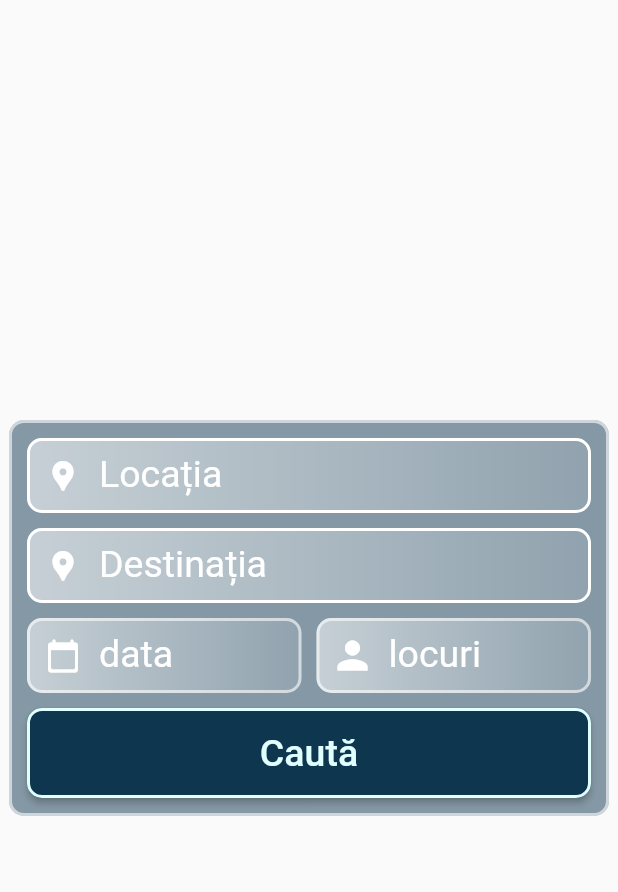
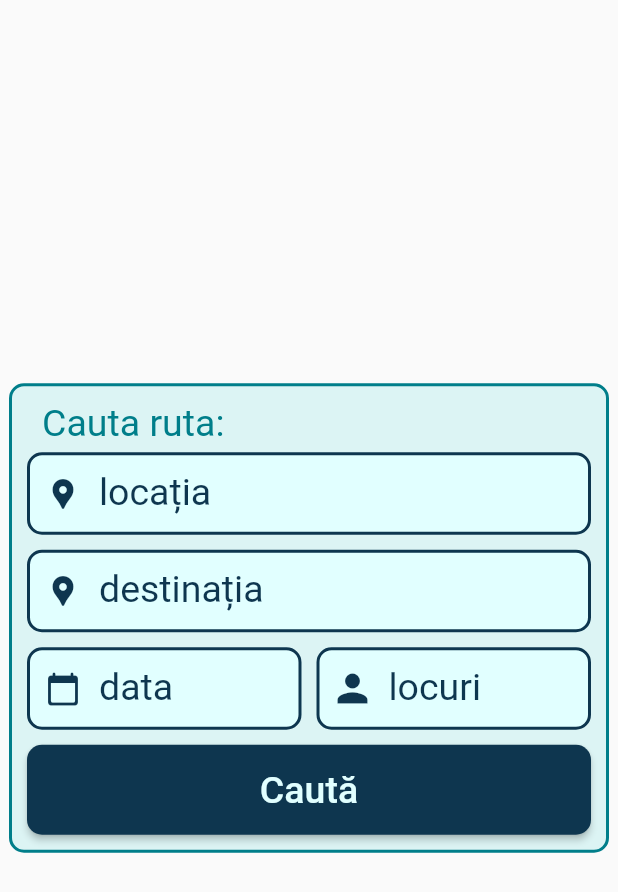
Before and after one commit to daniell0427/cligo, a Flutter app: the SearchBox widget shown alone on an empty page, opened directly, on a phone screen of 412 x 824 dp. Shown: the top 892 px of the screen. Run offline on Flutter 3.47's test engine with Material 2 defaults, Android fonts, the phone set to English and light mode, and no system bars; drawn by our look-alikes of searchfield; our stand-ins replace cloud_firestore, curved_navigation_bar, firebase_auth, firebase_core; accounts and stored records are empty; network calls fail.

Commit message:
pagina principala modificari

```diff
--- a/lib/constants/colors.dart
+++ b/lib/constants/colors.dart
@@ -5,7 +5,7 @@ class Pallete {
   static const colorDim1 = Color.fromARGB(255, 88, 245, 206);
   static const colorDim2 = Color.fromRGBO(76, 231, 239, 1);
   static const colorDim3 = Color.fromRGBO(0, 126, 138, 1);
-  static const colorDim4 = Color.fromRGBO(14, 54, 79, 1);
+  static const colorDim4 = Color.fromARGB(255, 14, 54, 79);
   static const colorGray = Color.fromARGB(255, 170, 206, 206);
   static const textColor = colorDim4;
 }
--- a/lib/features/searchfield_form_button.dart
+++ b/lib/features/searchfield_form_button.dart
@@ -36,7 +36,7 @@ class SearchfieldButton extends StatelessWidget {
             shape: MaterialStateProperty.all<RoundedRectangleBorder>(
                 RoundedRectangleBorder(
               borderRadius: BorderRadius.circular(10),
-              side: const BorderSide(color: Pallete.colorDim0, width: 2),
+              //side: const BorderSide(color: Pallete.colorDim0, width: 2),
             ))),
         onPressed: () {
           //validators
--- a/lib/forms/nr_persoane.dart
+++ b/lib/forms/nr_persoane.dart
@@ -13,14 +13,15 @@ class _NrPersoaneState extends State<NrPersoane> {
   @override
   Widget build(BuildContext context) {
     return Container(
-      height: 50,
-      width: 100,
+      height: 55,
+      // width: 100,
       decoration: BoxDecoration(
-        gradient: const LinearGradient(
-          colors: [Colors.white54, Colors.white10],
-          begin: Alignment.centerLeft,
-          end: Alignment.centerRight,
-        ),
+        // gradient: const LinearGradient(
+        //   colors: [Colors.white54, Colors.white10],
+        //   begin: Alignment.centerLeft,
+        //   end: Alignment.centerRight,
+        // ),
+        color: Pallete.colorDim0,
         borderRadius: BorderRadius.circular(10.0),
       ),
       child: TextFormField(
@@ -33,22 +34,22 @@ class _NrPersoaneState extends State<NrPersoane> {
         decoration: InputDecoration(
           prefixIcon: const Icon(
             Icons.person,
-            color: Colors.white,
+            color: Pallete.colorDim4,
             size: 30,
           ),
           labelText: 'locuri',
-          labelStyle: const TextStyle(color: Colors.white),
+          labelStyle: const TextStyle(color: Pallete.colorDim4),
           enabledBorder: OutlineInputBorder(
             borderRadius: BorderRadius.circular(10),
             borderSide: const BorderSide(
-              color: Colors.white60,
+              color: Pallete.colorDim4,
               width: 2,
             ),
           ),
           focusedBorder: OutlineInputBorder(
             borderRadius: BorderRadius.circular(10),
             borderSide: const BorderSide(
-              color: Colors.white60,
+              color: Pallete.colorDim4,
               width: 2,
             ),
           ),
--- a/lib/forms/search_data.dart
+++ b/lib/forms/search_data.dart
@@ -15,14 +15,15 @@ class _SearchDataState extends State<SearchData> {
   @override
   Widget build(BuildContext context) {
     return Container(
-      height: 50,
-      width: 100,
+      height: 55,
+      //width: 100,
       decoration: BoxDecoration(
-        gradient: const LinearGradient(
-          colors: [Colors.white54, Colors.white10],
-          begin: Alignment.centerLeft,
-          end: Alignment.centerRight,
-        ),
+        // gradient: const LinearGradient(
+        //   colors: [Colors.white54, Colors.white10],
+        //   begin: Alignment.centerLeft,
+        //   end: Alignment.centerRight,
+        // ),
+        color: Pallete.colorDim0,
         borderRadius: BorderRadius.circular(10.0),
       ),
       child: TextFormField(
@@ -30,22 +31,22 @@ class _SearchDataState extends State<SearchData> {
         style: const TextStyle(fontSize: 25, color: Pallete.textColor),
         decoration: InputDecoration(
           prefixIcon: const Icon(Icons.calendar_today_rounded),
-          prefixIconColor: Colors.white,
+          prefixIconColor: Pallete.colorDim4,
           hintText: 'aa-ll-zz',
-          hintStyle: const TextStyle(color: Colors.white38),
+          hintStyle: const TextStyle(color: Pallete.colorDim4),
           labelText: 'data',
-          labelStyle: const TextStyle(color: Colors.white),
+          labelStyle: const TextStyle(color: Pallete.colorDim4),
           enabledBorder: OutlineInputBorder(
             borderRadius: BorderRadius.circular(10),
             borderSide: const BorderSide(
-              color: Colors.white60,
+              color: Pallete.colorDim4,
               width: 2,
             ),
           ),
           focusedBorder: OutlineInputBorder(
             borderRadius: BorderRadius.circular(10),
             borderSide: const BorderSide(
-              color: Colors.white60,
+              color: Pallete.colorDim4,
               width: 2,
             ),
           ),
--- a/lib/forms/searchfield_form.dart
+++ b/lib/forms/searchfield_form.dart
@@ -8,13 +8,14 @@ searchfieldForm(controllerValue, formkey, myLabelText) {
   return Form(
       key: formkey,
       child: Container(
-      height: 50,
+        height: 55,
         decoration: BoxDecoration(
-        gradient: const LinearGradient(
-          colors: [Colors.white54, Colors.white10],
-          begin: Alignment.centerLeft,
-          end: Alignment.centerRight,
-        ),
+          // gradient: const LinearGradient(
+          //   colors: [Colors.white54, Colors.white10],
+          //   begin: Alignment.centerLeft,
+          //   end: Alignment.centerRight,
+          // ),
+          color: Pallete.colorDim0,
           borderRadius: BorderRadius.circular(10.0),
         ),
         child: SearchField(
@@ -22,7 +23,7 @@ searchfieldForm(controllerValue, formkey, myLabelText) {
           searchStyle: const TextStyle(color: Pallete.textColor, fontSize: 25),
           suggestions: makeSearchFieldList(mylist.cities),
           suggestionStyle: const TextStyle(
-          color: Colors.white,
+            color: Pallete.colorDim4,
             fontSize: 30,
           ),
           itemHeight: 50,
@@ -38,21 +39,23 @@ searchfieldForm(controllerValue, formkey, myLabelText) {
           maxSuggestionsInViewPort: 5,
           searchInputDecoration: InputDecoration(
             prefixIcon: const Icon(Icons.location_pin),
-          prefixIconColor: Colors.white,
+            prefixIconColor: Pallete.colorDim4,
             filled: true,
             fillColor: Colors.transparent,
             hintText: 'Caută...',
             hintStyle: const TextStyle(
-            color: Colors.white38,
+              color: Pallete.colorGray,
               fontSize: 20,
               height: BorderSide.strokeAlignOutside,
             ),
             labelText: myLabelText,
             labelStyle: const TextStyle(
-              fontWeight: FontWeight.normal, fontSize: 25, color: Colors.white),
+                fontWeight: FontWeight.normal,
+                fontSize: 25,
+                color: Pallete.colorDim4),
             enabledBorder: const OutlineInputBorder(
               borderSide: BorderSide(
-              color: Colors.white,
+                color: Pallete.colorDim4,
                 width: 2,
               ),
               borderRadius: BorderRadius.all(
@@ -61,7 +64,15 @@ searchfieldForm(controllerValue, formkey, myLabelText) {
             ),
             focusedBorder: const OutlineInputBorder(
               borderSide: BorderSide(
-              color: Colors.white,
+                color: Pallete.colorDim4,
+              ),
+              borderRadius: BorderRadius.all(
+                Radius.circular(10.0),
+              ),
+            ),
+            disabledBorder: const OutlineInputBorder(
+              borderSide: BorderSide(
+                color: Pallete.colorDim4,
               ),
               borderRadius: BorderRadius.all(
                 Radius.circular(10.0),
@@ -69,6 +80,5 @@ searchfieldForm(controllerValue, formkey, myLabelText) {
             ),
           ),
         ),
-    ),
-  );
+      ));
 }
--- a/lib/newWidgets/calatorie_item.dart
+++ b/lib/newWidgets/calatorie_item.dart
@@ -1,3 +1,4 @@
+import 'package:cligo/constants/images.dart';
 import 'package:flutter/material.dart';
 import 'package:cligo/constants/colors.dart';
 
@@ -15,13 +16,23 @@ class _calatorieItemState extends State<calatorieItem> {
       child: Container(
         margin: const EdgeInsets.fromLTRB(0, 0, 0, 15),
         decoration: BoxDecoration(
+          boxShadow: const [
+            BoxShadow(
+              color: Colors.black,
+              blurRadius: 25,
+              offset: Offset(0, 10),
+            )
+          ],
+          color: Color(0xFF88E3E3),
           borderRadius: BorderRadius.circular(15.0),
-          border: Border.all(width: 2, color: Colors.white54),
-          gradient: const LinearGradient(
-            begin: Alignment.topLeft,
-            end: Alignment.bottomRight,
-            colors: [Colors.white54, Colors.white10],
-          ),
+          // border: Border.all(
+          //     width: 2, color: const Color.fromARGB(142, 14, 54, 79)),
+
+          // gradient: const LinearGradient(
+          //   begin: Alignment.topLeft,
+          //   end: Alignment.bottomRight,
+          //   colors: [Colors.white54, Colors.white10],
+          // ),
         ),
         padding: const EdgeInsets.all(10.0),
         child: Row(
@@ -33,18 +44,17 @@ class _calatorieItemState extends State<calatorieItem> {
                   // Adding ClipRRect for circular shape
                   borderRadius: BorderRadius.circular(25),
                   child: Container(
-                    decoration: BoxDecoration(
+                    decoration: const BoxDecoration(
                       shape: BoxShape.circle,
-                      border: Border.all(
-                        color: Colors.white30, // Border color
-                        width: 2.0, // Border width
-                      ),
+                      // border: Border.all(
+                      //   color: Pallete.colorDim4, // Border color
+                      //   width: 2.0, // Border width
+                      // ),
                     ),
                     child: const CircleAvatar(
                       radius: 25,
                       backgroundColor: Color.fromARGB(255, 200, 200, 200),
-                      backgroundImage:
-                          AssetImage('lib/assets/images/default_avatar.png'),
+                      backgroundImage: AssetImage(defaultAvatar),
                     ),
                   ),
                 ),
--- a/lib/newWidgets/search_box.dart
+++ b/lib/newWidgets/search_box.dart
@@ -1,3 +1,4 @@
+import 'package:cligo/constants/colors.dart';
 import 'package:flutter/material.dart';
 
 import '../features/searchfield_form_button.dart';
@@ -47,23 +48,36 @@ class _SearchBoxState extends State<SearchBox> {
         child: Container(
           width: 400,
           decoration: BoxDecoration(
-              color: const Color.fromARGB(127, 14, 54, 79),
+              color: const Color.fromARGB(66, 136, 227, 227),
               borderRadius: BorderRadius.circular(10),
               border: Border.all(
-                color: Colors.white60,
+                color: Pallete.colorDim3,
                 width: 2,
               )),
           padding: const EdgeInsets.all(10),
           child: Column(
+            mainAxisAlignment: MainAxisAlignment.start,
+            crossAxisAlignment: CrossAxisAlignment.start,
             children: [
+              const Padding(
+                padding: EdgeInsets.only(left: 10),
+                child: Text(
+                  'Cauta ruta:',
+                  style: TextStyle(fontSize: 25, color: Pallete.colorDim3),
+                ),
+              ),
+
+              const SizedBox(
+                height: 5,
+              ),
               //start location form
-              searchfieldForm(_startLocation, _formKey1, 'Locația'),
+              searchfieldForm(_startLocation, _formKey1, 'locația'),
               const SizedBox(
                 height: 10,
               ),
 
               //end location form
-              searchfieldForm(_endLocation, _formKey2, 'Destinația'),
+              searchfieldForm(_endLocation, _formKey2, 'destinația'),
               const SizedBox(
                 height: 10,
               ),
--- a/lib/view/home_view.dart
+++ b/lib/view/home_view.dart
@@ -1,3 +1,4 @@
+import 'package:cligo/constants/colors.dart';
 import 'package:flutter/material.dart';
 import 'package:cligo/newWidgets/calatorie_item.dart';
 
@@ -11,11 +12,10 @@ class HomeView extends StatefulWidget {
 }
 
 class _HomeViewState extends State<HomeView> {
-
   @override
   Widget build(BuildContext context) {
     return const Scaffold(
-      backgroundColor: Color.fromARGB(255, 10, 185, 201),
+      backgroundColor: Pallete.colorDim0,
       body: Padding(
         padding: EdgeInsets.all(5.0),
         child: SingleChildScrollView(
--- a/lib/view/login_view.dart
+++ b/lib/view/login_view.dart
@@ -35,7 +35,7 @@ class _LoginState extends State<Login> {
     return Scaffold(
       backgroundColor: Pallete.colorDim0,
       body: Padding(
-        padding: const EdgeInsets.fromLTRB(50, 50, 50, 150),
+        padding: const EdgeInsets.fromLTRB(50, 0, 50, 0),
         child: Column(
           mainAxisAlignment: MainAxisAlignment.center,
           children: [
--- a/lib/view/register_view.dart
+++ b/lib/view/register_view.dart
@@ -42,8 +42,9 @@ class _RegisterState extends State<Register> {
   Widget build(BuildContext context) {
     return Scaffold(
       backgroundColor: Pallete.colorDim0,
-      body: Padding(
-        padding: const EdgeInsets.fromLTRB(50, 50, 50, 150),
+      body: SingleChildScrollView(
+        child: Padding(
+          padding: const EdgeInsets.fromLTRB(50, 50, 50, 0),
           child: Column(
             mainAxisAlignment: MainAxisAlignment.center,
             children: [
@@ -90,7 +91,8 @@ class _RegisterState extends State<Register> {
                   ),
                   focusedBorder: OutlineInputBorder(
                       borderRadius: BorderRadius.all(Radius.circular(10)),
-                    borderSide: BorderSide(color: Pallete.colorDim4, width: 2)),
+                      borderSide:
+                          BorderSide(color: Pallete.colorDim4, width: 2)),
                   labelText: 'Nume',
                   labelStyle: TextStyle(fontSize: 20, color: Pallete.colorDim4),
                 ),
@@ -100,7 +102,8 @@ class _RegisterState extends State<Register> {
               Padding(
                 padding: const EdgeInsets.only(top: 15),
                 child: TextField(
-                style: const TextStyle(color: Pallete.colorDim4, fontSize: 20),
+                  style:
+                      const TextStyle(color: Pallete.colorDim4, fontSize: 20),
                   controller: _email,
                   autocorrect: false,
                   enableSuggestions: false,
@@ -118,14 +121,16 @@ class _RegisterState extends State<Register> {
                     hintStyle: TextStyle(color: Pallete.colorGray),
                     enabledBorder: OutlineInputBorder(
                       borderRadius: BorderRadius.all(Radius.circular(10)),
-                    borderSide: BorderSide(color: Pallete.colorDim4, width: 2),
+                      borderSide:
+                          BorderSide(color: Pallete.colorDim4, width: 2),
                     ),
                     focusedBorder: OutlineInputBorder(
                         borderRadius: BorderRadius.all(Radius.circular(10)),
                         borderSide:
                             BorderSide(color: Pallete.colorDim4, width: 2)),
                     labelText: 'Email',
-                  labelStyle: TextStyle(fontSize: 20, color: Pallete.colorDim4),
+                    labelStyle:
+                        TextStyle(fontSize: 20, color: Pallete.colorDim4),
                   ),
                 ),
               ),
@@ -134,7 +139,8 @@ class _RegisterState extends State<Register> {
               Padding(
                 padding: const EdgeInsets.only(top: 15),
                 child: TextField(
-                style: const TextStyle(color: Pallete.colorDim4, fontSize: 20),
+                  style:
+                      const TextStyle(color: Pallete.colorDim4, fontSize: 20),
                   controller: _password,
                   obscureText: true,
                   autocorrect: false,
@@ -150,14 +156,16 @@ class _RegisterState extends State<Register> {
                     ),
                     enabledBorder: OutlineInputBorder(
                       borderRadius: BorderRadius.all(Radius.circular(10)),
-                    borderSide: BorderSide(color: Pallete.colorDim4, width: 2),
+                      borderSide:
+                          BorderSide(color: Pallete.colorDim4, width: 2),
                     ),
                     focusedBorder: OutlineInputBorder(
                         borderRadius: BorderRadius.all(Radius.circular(10)),
                         borderSide:
                             BorderSide(color: Pallete.colorDim4, width: 2)),
                     labelText: 'Parola',
-                  labelStyle: TextStyle(fontSize: 20, color: Pallete.colorDim4),
+                    labelStyle:
+                        TextStyle(fontSize: 20, color: Pallete.colorDim4),
                   ),
                 ),
               ),
@@ -166,7 +174,8 @@ class _RegisterState extends State<Register> {
               Padding(
                 padding: const EdgeInsets.only(top: 15),
                 child: TextField(
-                style: const TextStyle(color: Pallete.colorDim4, fontSize: 20),
+                  style:
+                      const TextStyle(color: Pallete.colorDim4, fontSize: 20),
                   controller: _confirmPassword,
                   obscureText: true,
                   autocorrect: false,
@@ -182,14 +191,16 @@ class _RegisterState extends State<Register> {
                     ),
                     enabledBorder: OutlineInputBorder(
                       borderRadius: BorderRadius.all(Radius.circular(10)),
-                    borderSide: BorderSide(color: Pallete.colorDim4, width: 2),
+                      borderSide:
+                          BorderSide(color: Pallete.colorDim4, width: 2),
                     ),
                     focusedBorder: OutlineInputBorder(
                         borderRadius: BorderRadius.all(Radius.circular(10)),
                         borderSide:
                             BorderSide(color: Pallete.colorDim4, width: 2)),
                     labelText: 'Confirmă Parola',
-                  labelStyle: TextStyle(fontSize: 20, color: Pallete.colorDim4),
+                    labelStyle:
+                        TextStyle(fontSize: 20, color: Pallete.colorDim4),
                   ),
                 ),
               ),
@@ -238,8 +249,8 @@ class _RegisterState extends State<Register> {
                     ),
                     child: const Text(
                       'Înregistrează-te',
-                    style:
-                        TextStyle(fontSize: 20, fontWeight: FontWeight.normal),
+                      style: TextStyle(
+                          fontSize: 20, fontWeight: FontWeight.normal),
                     ),
                   ),
                 ),
@@ -263,7 +274,8 @@ class _RegisterState extends State<Register> {
                       },
                       child: const Text(
                         'Conectează-te',
-                      style: TextStyle(fontSize: 15, color: Pallete.colorDim2),
+                        style:
+                            TextStyle(fontSize: 15, color: Pallete.colorDim2),
                       ),
                     )
                   ],
@@ -272,6 +284,7 @@ class _RegisterState extends State<Register> {
             ],
           ),
         ),
+      ),
     );
   }
 }
```
Lines whose indentation alone changed are shown as unchanged.
